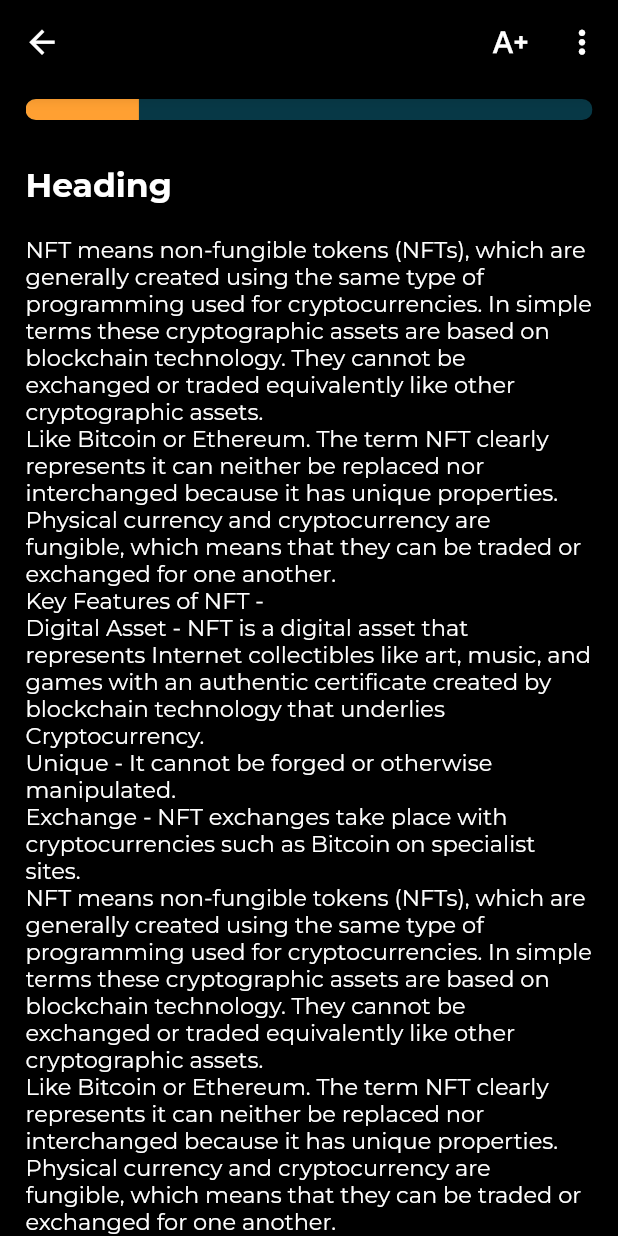
After one commit to Bolt-SIH/BOLT-frontend, a Flutter app: the ReadingTest screen opened directly, on a phone screen of 412 x 824 dp. The commit adds this screen. Run offline on Flutter 3.47's test engine with Material 2 defaults, Android fonts, the phone set to English and light mode, and no system bars; our stand-ins replace animated_text_kit, carousel_slider, firebase_auth, firebase_core, flutter_svg, get_storage and 3 more; accounts and stored records are empty.

Commit message:
CourseOnBoarding completed.
- Minor TODOs are mentioned.

```diff
--- /dev/null
+++ b/lib/screens/CourseOnBoarding/LetsStart.dart
@@ -0,0 +1,143 @@
+import 'package:bolt/screens/CourseOnBoarding/wpmScreen.dart';
+import 'package:bolt/screens/Learning_Games/learn_start.dart';
+
+import '../../file_exported.dart';
+
+class ReadingTest extends StatefulWidget {
+  const ReadingTest({Key? key}) : super(key: key);
+
+  @override
+  State<ReadingTest> createState() => ReadingTestState();
+}
+
+class ReadingTestState extends State<ReadingTest> {
+  int timecount = 0;
+  Timer timer = Timer.periodic(const Duration(seconds: 1), (timer) {});
+  @override
+  void initState() {
+    timer = Timer.periodic(const Duration(seconds: 1), (timer) {
+      timecount++;
+      log(timecount.toString());
+    });
+    super.initState();
+  }
+
+  @override
+  Widget build(BuildContext context) {
+    return Scaffold(
+      appBar: AppBar(
+        leading: IconButton(
+          icon: const Icon(Icons.arrow_back),
+          iconSize: 25,
+          onPressed: () {
+            Navigator.pushReplacement(context,
+                MaterialPageRoute(builder: (context) => const Landing_Page()));
+          },
+        ),
+        backgroundColor: CustomColors.backgroundColor,
+        actions: [
+          IconButton(
+            icon: const Icon(
+              Icons.text_increase,
+              size: 25,
+            ),
+            onPressed: () {
+              Navigator.pushReplacement(
+                  context,
+                  MaterialPageRoute(
+                      builder: (context) => const Landing_Page()));
+            },
+          ),
+          IconButton(
+            icon: const Icon(
+              Icons.more_vert_outlined,
+              size: 25,
+            ),
+            onPressed: () {
+              Navigator.pushReplacement(
+                  context,
+                  MaterialPageRoute(
+                      builder: (context) => const Landing_Page()));
+            },
+          ),
+        ],
+      ),
+      body: Container(
+        height: MediaQuery.of(context).size.height,
+        margin: const EdgeInsets.symmetric(horizontal: 17),
+        child: ListView(
+          physics: const BouncingScrollPhysics(),
+          children: [
+            Padding(
+              padding: const EdgeInsets.symmetric(
+                vertical: 10.0,
+              ),
+              child: ClipRRect(
+                borderRadius: BorderRadius.circular(10),
+                child: const LinearProgressIndicator(
+                  backgroundColor: CustomColors.progressBarBackground,
+                  minHeight: 14,
+                  value: 0.2,
+                  valueColor:
+                      AlwaysStoppedAnimation<Color>(CustomColors.brightyellow),
+                ),
+              ),
+            ),
+            const SizedBox(
+              height: 20,
+            ),
+
+            // TODO: To be changed to a preference.
+            const Text(
+              "Heading",
+              style: TextStyle(
+                fontSize: 22,
+                fontFamily: "Montserrat",
+                fontWeight: FontWeight.bold,
+              ),
+            ),
+            const SizedBox(
+              height: 20,
+            ),
+            const Text(
+              """NFT means non-fungible tokens (NFTs), which are generally created using the same type of programming used for cryptocurrencies. In simple terms these cryptographic assets are based on blockchain technology. They cannot be exchanged or traded equivalently like other cryptographic assets.\nLike Bitcoin or Ethereum. The term NFT clearly represents it can neither be replaced nor interchanged because it has unique properties. Physical currency and cryptocurrency are fungible, which means that they can be traded or exchanged for one another.
+Key Features of NFT -
+Digital Asset - NFT is a digital asset that represents Internet collectibles like art, music, and games with an authentic certificate created by blockchain technology that underlies Cryptocurrency.
+Unique - It cannot be forged or otherwise manipulated.
+Exchange - NFT exchanges take place with cryptocurrencies such as Bitcoin on specialist sites.
+NFT means non-fungible tokens (NFTs), which are generally created using the same type of programming used for cryptocurrencies. In simple terms these cryptographic assets are based on blockchain technology. They cannot be exchanged or traded equivalently like other cryptographic assets.\nLike Bitcoin or Ethereum. The term NFT clearly represents it can neither be replaced nor interchanged because it has unique properties. Physical currency and cryptocurrency are fungible, which means that they can be traded or exchanged for one another.
+Key Features of NFT -
+Digital Asset - NFT is a digital asset that represents Internet collectibles like art, music, and games with an authentic certificate created by blockchain technology that underlies Cryptocurrency.
+Unique - It cannot be forged or otherwise manipulated.
+Exchange - NFT exchanges take place with cryptocurrencies such as Bitcoin on specialist sites.""",
+              style: TextStyle(fontSize: 15, fontFamily: "Montserrat"),
+            ),
+            Padding(
+              padding: const EdgeInsets.symmetric(vertical: 20),
+              child: ElevatedButton(
+                onPressed: () {
+                  timer.cancel();
+                  Navigator.pushReplacement(
+                      context,
+                      MaterialPageRoute(
+                          builder: (context) => WPMScreen(timecount)));
+                },
+                style: ElevatedButton.styleFrom(
+                    primary: const Color(0xff02C7FC),
+                    onPrimary: const Color(0xff000000),
+                    minimumSize: const Size.fromHeight(50),
+                    shape: RoundedRectangleBorder(
+                      borderRadius: BorderRadius.circular(20.0),
+                    )),
+                child: const Text(
+                  'Continue',
+                  style: TextStyle(fontSize: 20),
+                ),
+              ),
+            ),
+          ],
+        ),
+      ),
+    );
+  }
+}
--- a/lib/theme/app_color.dart
+++ b/lib/theme/app_color.dart
@@ -9,4 +9,6 @@ class CustomColors {
   static const successgreen = Color(0xff0AC25F);
 
   static const brightyellow = Color(0xffFFA032);
+
+  static const progressBarBackground = Color(0xff073846);
 }
--- a/pubspec.yaml
+++ b/pubspec.yaml
@@ -42,6 +42,10 @@ dependencies:
 
   get_storage: ^2.0.3
 
+  # For animation
+  rive: ^0.9.1
+  animated_text_kit: ^4.2.2
+
 
   # The following adds the Cupertino Icons font to your application.
   # Use with the CupertinoIcons class for iOS style icons.
@@ -76,6 +80,7 @@ flutter:
   assets:
     - assets/images/
     - assets/icons/
+    - assets/animation/
 
 
   fonts:
```
Also changed, not shown: lib/screens/CourseOnBoarding/intro.dart (added, +227 -0 lines), lib/screens/CourseOnBoarding/lesson.dart (added, +72 -0 lines), lib/screens/CourseOnBoarding/wpmScreen.dart (added, +144 -0 lines), lib/screens/Learning_Games/learn_start.dart (+6 -1 lines), lib/theme/app_styles.dart (+24 -1 lines), pubspec.lock, 2 other files.
